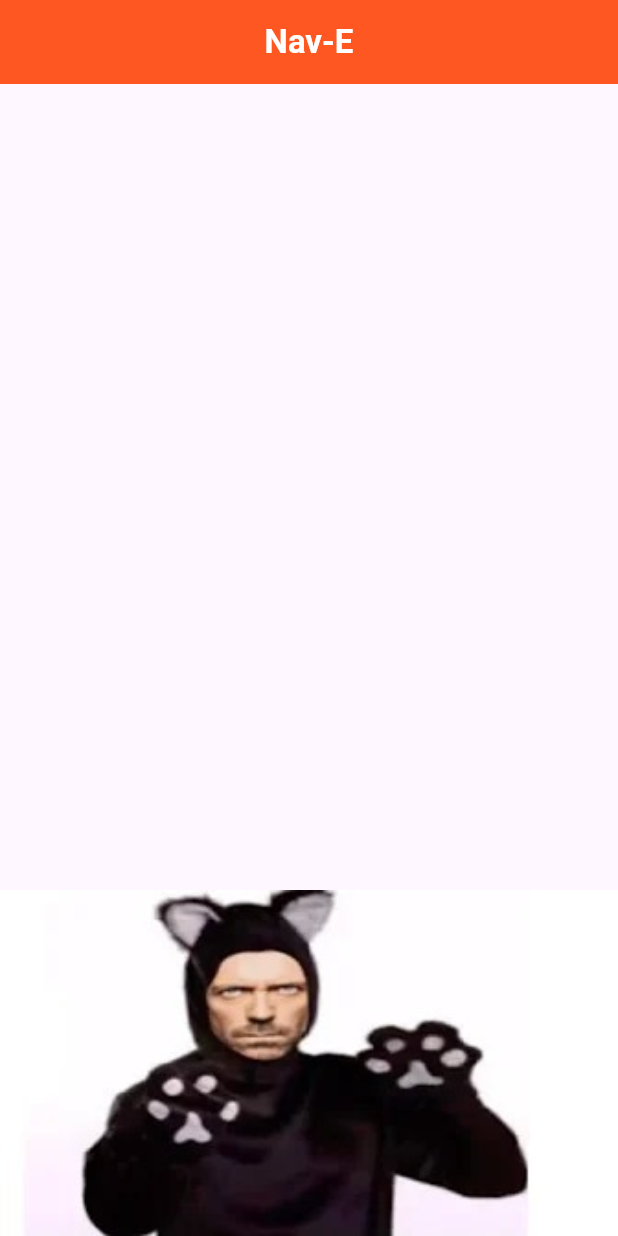
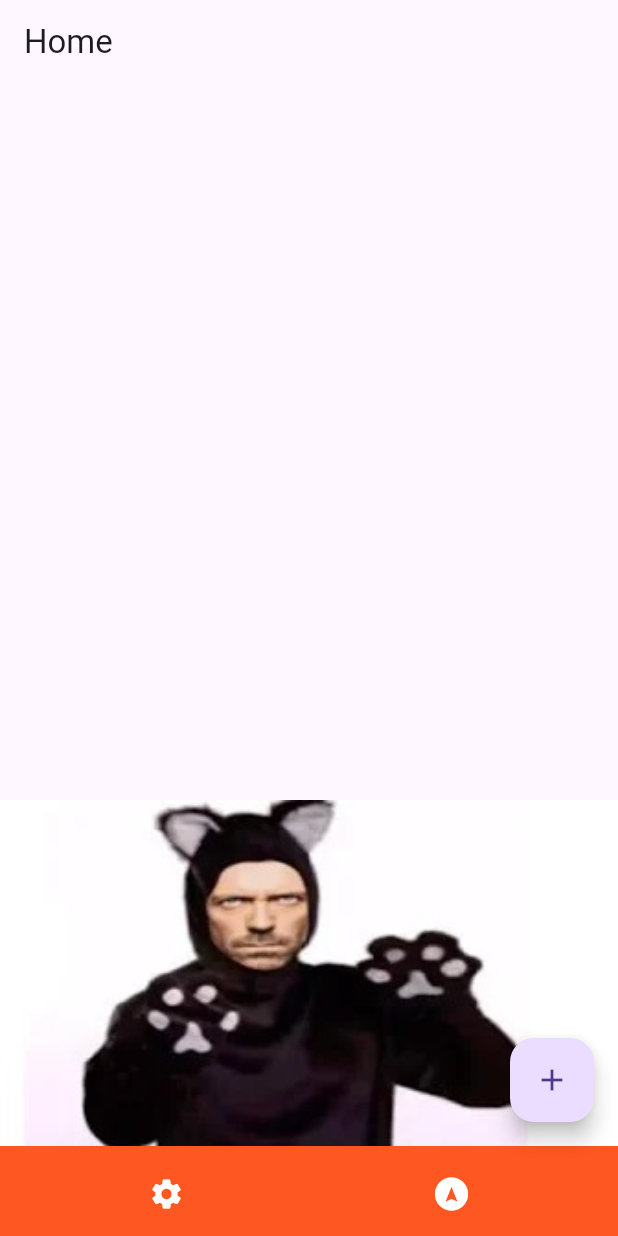
Before and after one commit to Navware-Official/nav-e, a Flutter app: the screen it shows after launch, on a phone screen of 412 x 824 dp. Run offline on Flutter 3.47's test engine with Material 3 defaults, Android fonts, the phone set to English and light mode, and no system bars; our stand-ins replace go_router.

Commit message:
feat: first start go routes and folder structure

```diff
--- /dev/null
+++ b/app/lib/app.dart
@@ -0,0 +1,15 @@
+import 'package:flutter/material.dart';
+import 'navigation/app_router.dart';
+
+class MyApp extends StatelessWidget {
+  const MyApp({super.key});
+
+  @override
+  Widget build(BuildContext context) {
+    return MaterialApp.router(
+      title: 'Nav-E',
+      theme: ThemeData(primarySwatch: Colors.deepOrange),
+      routerConfig: router,
+    );
+  }
+}
--- /dev/null
+++ b/app/lib/features/home/views/home_screen.dart
@@ -0,0 +1,50 @@
+import 'package:flutter/material.dart';
+import 'package:go_router/go_router.dart';
+
+class HomeScreen extends StatelessWidget {
+  const HomeScreen({super.key});
+
+  @override
+  Widget build(BuildContext context) {
+    return Scaffold(
+      appBar: AppBar(title: const Text('Home')),
+
+      body: Expanded(
+        child: Image.asset('assets/img/house_cat.jpeg',
+          width: double.infinity,
+          height: double.infinity,
+          fit: BoxFit.fitWidth,
+          alignment: Alignment.bottomCenter,
+        ),
+      ),
+
+      // This FAB floats above the bottom right
+      floatingActionButton: FloatingActionButton(
+        onPressed: () {},
+        child: const Icon(Icons.add),
+      ),
+      floatingActionButtonLocation: FloatingActionButtonLocation.endFloat,
+
+      // Bottom bar stays at the bottom, below FAB
+      bottomNavigationBar: BottomAppBar(
+        height: 60,
+        color: Colors.deepOrange,
+        child: Row(
+          mainAxisAlignment: MainAxisAlignment.spaceAround,
+          children: [
+            IconButton(
+              icon: const Icon(Icons.settings),
+              color: Colors.white,
+              onPressed: () => context.goNamed('settings'),
+            ),
+            IconButton(
+              icon: const Icon(Icons.assistant_navigation),
+              color: Colors.white,
+              onPressed: () => context.goNamed('start_navigation'),
+            ),
+          ],
+        ),
+      ),
+    );
+  }
+}
--- /dev/null
+++ b/app/lib/navigation/app_router.dart
@@ -0,0 +1,25 @@
+import 'package:go_router/go_router.dart';
+import '../features/home/views/home_screen.dart';
+import '../features/settings/views/settings_screen.dart';
+import '../features/start_route/views/start_route_screen.dart';
+import 'routes.dart';
+
+final GoRouter router = GoRouter(
+  routes: [
+    GoRoute(
+      path: AppRoutes.home,
+      name: 'home',
+      builder: (context, state) => const HomeScreen(),
+    ),
+    GoRoute(
+      path: AppRoutes.settings,
+      name: 'settings',
+      builder: (context, state) => const SettingsScreen(),
+    ),
+    GoRoute(
+      path: AppRoutes.startNav,
+      name: 'start_navigation',
+      builder: (context, state) => const StartRouteScreen()
+    ),
+  ],
+);
--- /dev/null
+++ b/app/lib/navigation/routes.dart
@@ -0,0 +1,5 @@
+class AppRoutes {
+  static const home = '/';
+  static const settings = '/settings';
+  static const startNav = '/start-navigation';
+}
--- a/app/lib/screens/home/home.dart
+++ /dev/null
@@ -1,32 +0,0 @@
-import 'package:flutter/material.dart';
-import 'package:nav_e/shared/styled_body_text.dart';
-
-class HomeScreen extends StatelessWidget {
-  const HomeScreen({super.key});
-
-
-  @override
-  Widget build(BuildContext context) {
-    return Scaffold(
-      appBar: AppBar(
-        title: const Text('Nav-E', style: TextStyle(
-          color: Colors.white,
-          fontWeight: FontWeight.bold,
-        )),
-        backgroundColor: Colors.deepOrange,
-        centerTitle: true,
-      ),
-      body: Column(
-        crossAxisAlignment: CrossAxisAlignment.stretch,
-        children: [
-          Expanded(
-            child: Image.asset('assets/img/house_cat.jpeg',
-              fit: BoxFit.fitWidth,
-              alignment: Alignment.bottomCenter,
-            ),
-          ),
-        ]
-      ),
-    );
-  }
-}git
--- a/app/pubspec.yaml
+++ b/app/pubspec.yaml
@@ -35,6 +35,7 @@ dependencies:
   # Use with the CupertinoIcons class for iOS style icons.
   cupertino_icons: ^1.0.8
   bloc: ^9.0.0
+  go_router: ^13.0.0
 
 dev_dependencies:
   flutter_test:
```
Also changed, not shown: app/lib/core/constants/colors.dart (added, +7 -0 lines), app/lib/features/settings/views/settings_screen.dart (added, +22 -0 lines), app/lib/features/start_route/views/start_route_screen.dart (added, +26 -0 lines), app/lib/features/start_route/widgets/segmented_route_options.dart (added, +12 -0 lines), app/lib/main.dart (+2 -40 lines), app/lib/screens/home/bottom_app_bar.dart (deleted, +0 -12 lines), app/lib/shared/styled_body_text.dart (deleted, +0 -16 lines), app/lib/shared/styled_button.dart (deleted, +0 -27 lines), app/pubspec.lock, 2 other files.
